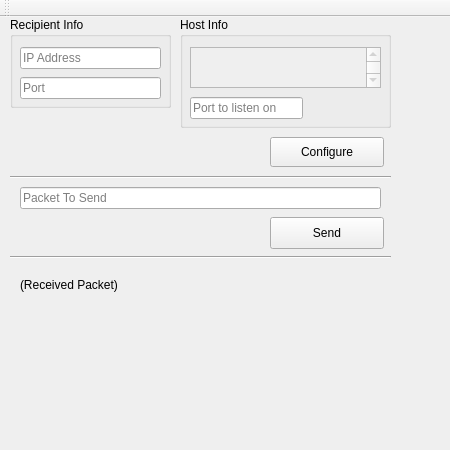
Before: the Qt Designer form NetworkingTest/mainwindow.ui in chriskonstad/networkingtest, drawn with Qt 5.
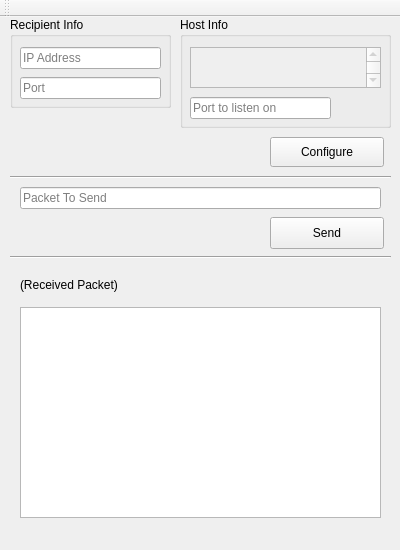
After: the same form once the commit is applied.

```diff
--- a/NetworkingTest/mainwindow.ui
+++ b/NetworkingTest/mainwindow.ui
@@ -6,8 +6,8 @@
    <rect>
     <x>0</x>
     <y>0</y>
-    <width>450</width>
-    <height>450</height>
+    <width>400</width>
+    <height>550</height>
    </rect>
   </property>
   <property name="sizePolicy">
@@ -18,14 +18,14 @@
   </property>
   <property name="minimumSize">
    <size>
-    <width>399</width>
-    <height>343</height>
+    <width>400</width>
+    <height>550</height>
    </size>
   </property>
   <property name="maximumSize">
    <size>
-    <width>450</width>
-    <height>450</height>
+    <width>400</width>
+    <height>550</height>
    </size>
   </property>
   <property name="windowTitle">
@@ -215,7 +215,7 @@
      <rect>
       <x>190</x>
       <y>80</y>
-      <width>113</width>
+      <width>141</width>
       <height>22</height>
      </rect>
     </property>
@@ -242,6 +242,22 @@
      <string>(Received Packet)</string>
     </property>
    </widget>
+   <widget class="QTextEdit" name="teLog">
+    <property name="geometry">
+     <rect>
+      <x>20</x>
+      <y>290</y>
+      <width>361</width>
+      <height>211</height>
+     </rect>
+    </property>
+    <property name="lineWrapMode">
+     <enum>QTextEdit::NoWrap</enum>
+    </property>
+    <property name="readOnly">
+     <bool>true</bool>
+    </property>
+   </widget>
    <zorder>groupBox_2</zorder>
    <zorder>groupBox</zorder>
    <zorder>packetLE</zorder>
```
Left out of the diff: 9 changed lines with no effect on the pictures.
